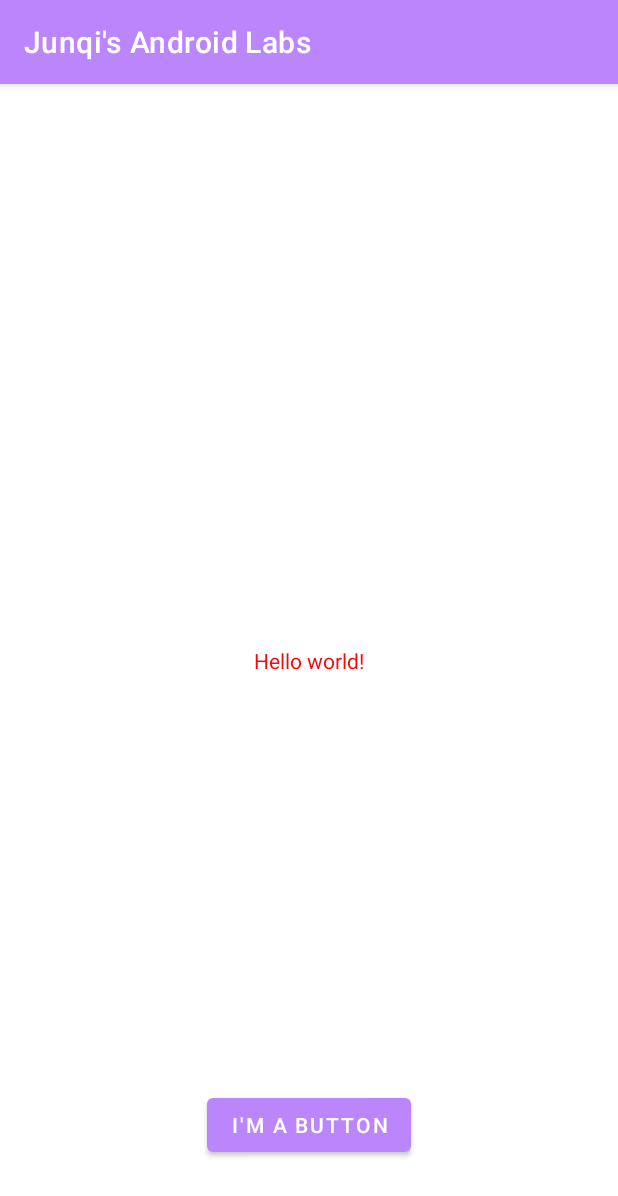
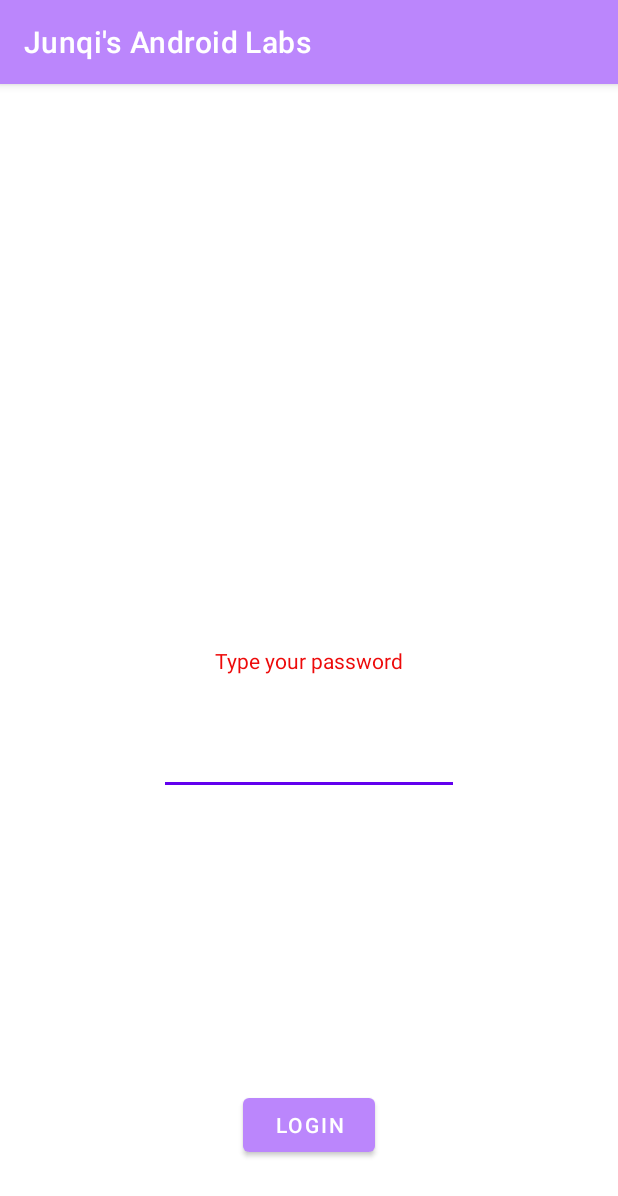
Before and after one commit to JunqiHong/JunqisAndroidLabs, an Android app: the screen it shows after launch (MainActivity), on a phone screen of 412 x 824 dp. Shown: the top 1196 px of the screen. Run offline under Robolectric (Android 15) with nearby library versions, the phone set to English and light mode, and no system bars.

Commit message:
Commit Lab4 - final

```diff
--- a/app/src/main/java/algonquin/cst2335/ID041012545/MainActivity.java
+++ b/app/src/main/java/algonquin/cst2335/ID041012545/MainActivity.java
@@ -9,10 +9,10 @@ public class MainActivity extends AppCompatActivity {
     @Override  //This starts the application
     protected void onCreate(Bundle savedInstanceState) {
         super.onCreate(savedInstanceState);
+        setContentView(R.layout.activity_main);
 
-        //loads buttons / text on screen
-        setContentView(R.layout.activity_main);
-                        //R means res, layout is the folder, activity-main is the file
+
+
 
 
     }
--- a/app/src/main/res/layout/activity_main.xml
+++ b/app/src/main/res/layout/activity_main.xml
@@ -7,22 +7,35 @@
     tools:context=".MainActivity">
 
     <TextView
+        android:id="@+id/textView"
         android:layout_width="wrap_content"
         android:layout_height="wrap_content"
-        android:text="@string/hello_message"
+        android:text="Type your password"
         app:layout_constraintBottom_toBottomOf="parent"
         app:layout_constraintEnd_toEndOf="parent"
         app:layout_constraintStart_toStartOf="parent"
         app:layout_constraintTop_toTopOf="parent" />
 
     <Button
+        android:id="@+id/button"
         android:layout_width="wrap_content"
         android:layout_height="wrap_content"
         android:layout_marginBottom="50dp"
-        android:text="@string/button_message"
+        android:text="LOGIN"
         app:layout_constraintBottom_toBottomOf="parent"
         app:layout_constraintEnd_toEndOf="parent"
         app:layout_constraintHorizontal_bias="0.5"
         app:layout_constraintStart_toStartOf="parent" />
 
+    <EditText
+        android:id="@+id/editText"
+        android:layout_width="200dp"
+        android:layout_height="48dp"
+        android:layout_marginTop="32dp"
+        android:ems="10"
+        android:inputType="textPassword"
+        app:layout_constraintEnd_toEndOf="parent"
+        app:layout_constraintStart_toStartOf="parent"
+        app:layout_constraintTop_toBottomOf="@+id/textView" />
+
 </androidx.constraintlayout.widget.ConstraintLayout>
```
